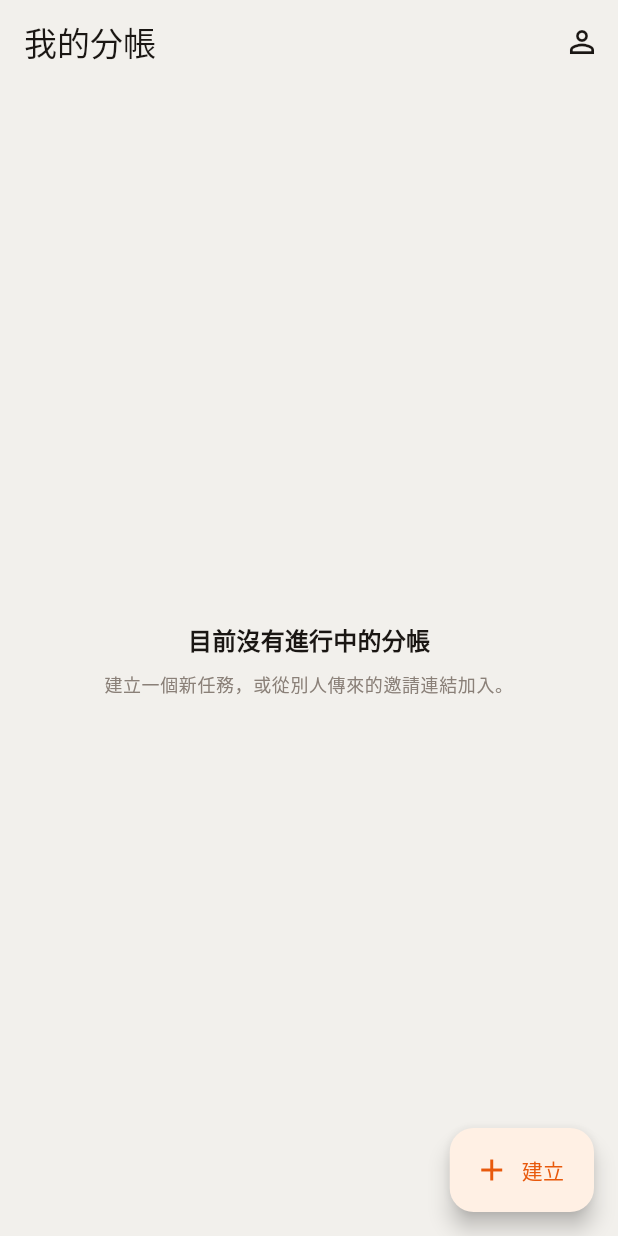
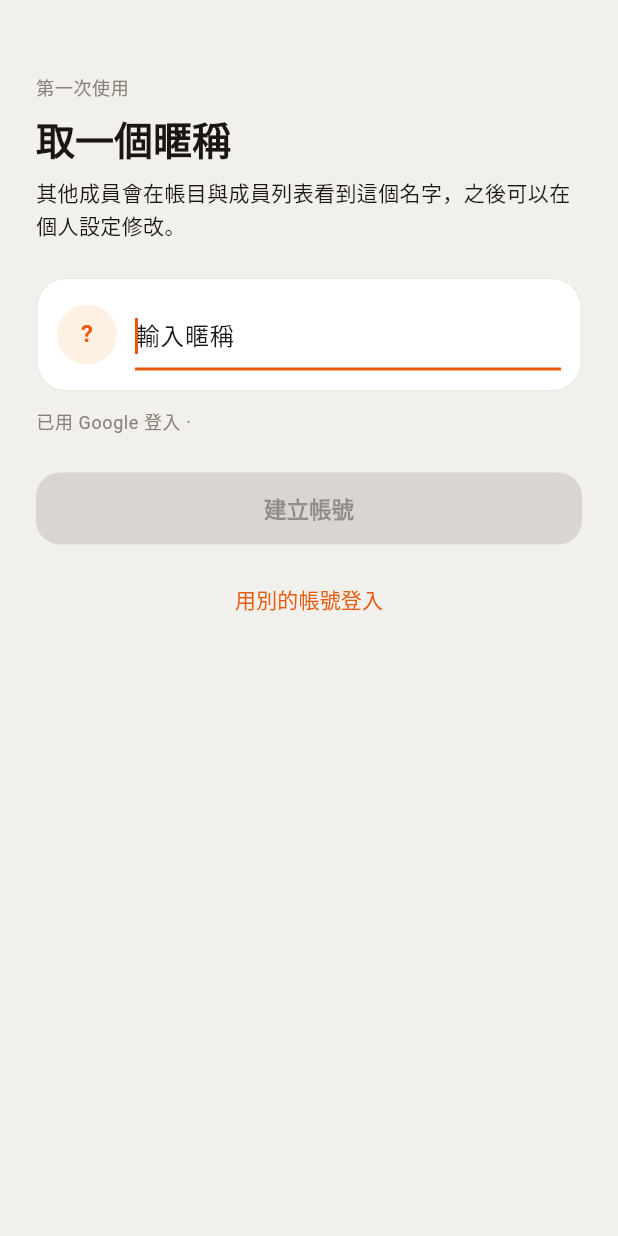
Before and after one commit to superdyco/SplitFlow, a Flutter app: the screen it shows once a user with an empty profile is signed in, on a phone screen of 412 x 824 dp. Run offline on Flutter 3.47's test engine with Material 3 defaults, Android fonts, the phone set to English and light mode, and no system bars; our stand-ins replace cloud_firestore, firebase_auth, firebase_core, firebase_storage, flutter_riverpod, geolocator and 4 more; accounts and stored records are empty.

Commit message:
Let a new account get past the front door, and let tasks be archived
Two gaps that only showed up when I compared the web's pages against ours
rather than going from memory.

createProfile had never been called from anywhere. Signing in creates the
Firebase account but not the users/{uid} document, so a genuinely new
person -- one who had never used the web app -- landed in a dead end:
creating a task failed with "找不到個人資料，請先設定暱稱", and the only
screen that sets a nickname needs that document to already exist. Neither of
us would have hit it; our profiles were written by the web years of commits
ago. The onboarding screen now sits between sign-in and the task list, and
_Root is the single place that decides which of the three screens you get.

Archiving was one-way. The list rendered an 已封存 section that nothing could
ever put a task into, and setTaskStatus sat unused in the repository. Owners
can now archive, unarchive and delete from the card.

The graduated friction on delete is worth keeping: an empty task deletes on a
plain confirm, but one with expenses makes you type its name. Deleting a trip
you created by mistake carries no risk and should not be punished; deleting
one with a hundred expenses is unrecoverable, and typing the name is itself
the act of checking which trip you are about to destroy. That rule is in
domain/task_actions.dart with tests, not buried in a widget.

Verified on the emulator: the delete dialog for a task with expenses kept its
button disabled until the name matched, and archive/unarchive round-tripped
the Egypt task back to where it started.

Co-Authored-By: Claude Opus 5 <noreply@anthropic.com>

```diff
--- a/flutter_app/lib/main.dart
+++ b/flutter_app/lib/main.dart
@@ -4,6 +4,7 @@ import 'package:flutter_riverpod/flutter_riverpod.dart';
 
 import 'firebase_options.dart';
 import 'state/providers.dart';
+import 'ui/onboarding_page.dart';
 import 'ui/sign_in_page.dart';
 import 'ui/task_list_page.dart';
 import 'ui/theme.dart';
@@ -43,7 +44,17 @@ class SplitFlowApp extends StatelessWidget {
   }
 }
 
-/// 登入狀態決定看到哪一頁。
+/// 該看哪一頁。**判斷只放在這裡一個地方。**
+///
+/// 三種狀態，順序有意義：
+///
+///   1. 沒登入 → 登入頁
+///   2. 登入了但還沒有暱稱 → 取暱稱（`users/{uid}` 是那一頁寫進去的）
+///   3. 都有了 → 任務列表
+///
+/// 第 2 種不能跳過。登入只建立 Firebase 帳號，沒有那份使用者文件的話，
+/// 建立任務會失敗、加入任務也沒有名字可顯示 —— 而唯一能設暱稱的個人設定頁
+/// 又要求先有那份文件，是個死結。
 ///
 /// 用 stream 而不是一次性讀取：Firebase 還原登入狀態是非同步的，開 App 當下
 /// `currentUser` 可能還是 null，等一下才變成使用者。只看第一眼的話，
@@ -56,11 +67,34 @@ class _Root extends ConsumerWidget {
     final auth = ref.watch(authStateProvider);
 
     return auth.when(
-      loading: () =>
-          const Scaffold(body: Center(child: CircularProgressIndicator())),
+      loading: () => const _Waiting(),
       error: (err, _) => _FatalPage(message: '登入狀態讀取失敗：$err'),
-      data: (user) => user == null ? const SignInPage() : const TaskListPage(),
+      data: (user) {
+        if (user == null) return const SignInPage();
+
+        final profile = ref.watch(userProfileProvider);
+        return profile.when(
+          // 讀資料的空檔不要先閃一下取暱稱頁 —— 那會讓每次開 App 都像
+          // 第一次使用。
+          loading: () => const _Waiting(),
+          // 讀不到就當作還沒設定：真的沒有的話這一頁正好；只是網路不好的話，
+          // 存的時候用的是 merge，不會洗掉既有資料。
+          error: (err, _) => OnboardingPage(user: user),
+          data: (value) => (value == null || value.nickname.trim().isEmpty)
+              ? OnboardingPage(user: user)
+              : const TaskListPage(),
+        );
+      },
     );
+  }
+}
+
+class _Waiting extends StatelessWidget {
+  const _Waiting();
+
+  @override
+  Widget build(BuildContext context) {
+    return const Scaffold(body: Center(child: CircularProgressIndicator()));
   }
 }
 
--- /dev/null
+++ b/flutter_app/lib/ui/onboarding_page.dart
@@ -0,0 +1,168 @@
+import 'package:firebase_auth/firebase_auth.dart';
+import 'package:flutter/material.dart';
+import 'package:flutter_riverpod/flutter_riverpod.dart';
+
+import '../domain/validation.dart' as validate;
+import '../state/providers.dart';
+import 'theme.dart';
+
+/// 第一次登入時取暱稱。`src/pages/OnboardingPage.vue` 的 Flutter 版。
+///
+/// **這一頁不是可有可無的裝飾，少了它新使用者會卡死。** 登入只建立 Firebase
+/// 的帳號，`users/{uid}` 那份文件是這裡才寫進去的；沒有它，建立任務會失敗、
+/// 加入任務也沒有名字可以顯示，而唯一能改暱稱的個人設定頁又要求先有那份文件。
+///
+/// 所以進入條件是「登入了、但還沒有暱稱」，而且**沒有跳過的選項** ——
+/// 跳過就回到那個死結。
+class OnboardingPage extends ConsumerStatefulWidget {
+  final User user;
+
+  const OnboardingPage({super.key, required this.user});
+
+  @override
+  ConsumerState<OnboardingPage> createState() => _OnboardingPageState();
+}
+
+class _OnboardingPageState extends ConsumerState<OnboardingPage> {
+  late final TextEditingController _nickname;
+
+  bool _touched = false;
+  bool _saving = false;
+  String? _error;
+
+  @override
+  void initState() {
+    super.initState();
+    // Google 帳號的顯示名稱當預設值：多數人就是用這個名字，
+    // 讓他直接按下一步比逼他從空白開始打好。
+    _nickname = TextEditingController(text: widget.user.displayName ?? '');
+  }
+
+  @override
+  void dispose() {
+    _nickname.dispose();
+    super.dispose();
+  }
+
+  String? get _nicknameError =>
+      validate.textFieldError(_nickname.text, '暱稱', max: 20, touched: _touched);
+
+  bool get _canSubmit =>
+      _nickname.text.trim().isNotEmpty && _nicknameError == null;
+
+  Future<void> _save() async {
+    setState(() => _touched = true);
+    if (!_canSubmit) return;
+
+    setState(() {
+      _saving = true;
+      _error = null;
+    });
+
+    try {
+      await ref.read(userRepositoryProvider).createProfile(
+            widget.user,
+            validate.required(_nickname.text, '暱稱'),
+          );
+      // 作廢之後 _Root 會重新讀到有暱稱的資料，自己換到任務列表。
+      // 這裡不做導頁 —— 判斷「該看哪一頁」的規則只放一個地方。
+      ref.invalidate(userProfileProvider);
+    } catch (err) {
+      if (mounted) {
+        setState(() {
+          _error = err.toString();
+          _saving = false;
+        });
+      }
+    }
+  }
+
+  @override
+  Widget build(BuildContext context) {
+    final text = Theme.of(context).textTheme;
+    final initial = _nickname.text.trim().isEmpty
+        ? '?'
+        : _nickname.text.trim().characters.first.toUpperCase();
+
+    return Scaffold(
+      body: SafeArea(
+        child: ListView(
+          padding: const EdgeInsets.fromLTRB(24, 48, 24, 32),
+          children: [
+            Text('第一次使用', style: text.bodySmall),
+            const SizedBox(height: 8),
+            Text('取一個暱稱', style: text.headlineSmall),
+            const SizedBox(height: 8),
+            Text(
+              '其他成員會在帳目與成員列表看到這個名字，之後可以在個人設定修改。',
+              style: text.bodyMedium,
+            ),
+            const SizedBox(height: 24),
+            Card(
+              child: Padding(
+                padding: const EdgeInsets.all(14),
+                child: Row(
+                  children: [
+                    CircleAvatar(
+                      backgroundColor: AppColors.primarySoft,
+                      child: Text(
+                        initial,
+                        style: const TextStyle(
+                          color: AppColors.primary,
+                          fontWeight: FontWeight.w700,
+                        ),
+                      ),
+                    ),
+                    const SizedBox(width: 12),
+                    Expanded(
+                      child: TextField(
+                        controller: _nickname,
+                        autofocus: true,
+                        maxLength: 20,
+                        decoration: const InputDecoration(
+                          hintText: '輸入暱稱',
+                          counterText: '',
+                        ),
+                        // 邊打邊更新那顆頭像的第一個字。
+                        onChanged: (_) => setState(() {}),
+                        onTapOutside: (_) => setState(() => _touched = true),
+                        onSubmitted: (_) => _save(),
+                      ),
+                    ),
+                  ],
+                ),
+              ),
+            ),
+            if (_nicknameError != null)
+              Padding(
+                padding: const EdgeInsets.only(top: 6),
+                child: Text(_nicknameError!,
+                    style: text.bodySmall?.copyWith(color: AppColors.danger)),
+              ),
+            const SizedBox(height: 10),
+            Text('已用 Google 登入 · ${widget.user.email ?? ''}',
+                style: text.bodySmall),
+            if (_error != null) ...[
+              const SizedBox(height: 16),
+              Text(_error!,
+                  style: text.bodyMedium?.copyWith(color: AppColors.danger)),
+            ],
+            const SizedBox(height: 24),
+            FilledButton(
+              onPressed: (_saving || !_canSubmit) ? null : _save,
+              child: Text(_saving ? '儲存中...' : '建立帳號'),
+            ),
+            const SizedBox(height: 12),
+            // 沒有「跳過」，但要有出路：登錯帳號的人不該被關在這一頁。
+            TextButton(
+              onPressed: _saving
+                  ? null
+                  : () => ref.read(authRepositoryProvider).signOut(),
+              child: const Text('用別的帳號登入'),
+            ),
+          ],
+        ),
+      ),
+    );
+  }
+}
--- a/flutter_app/lib/ui/task_list_page.dart
+++ b/flutter_app/lib/ui/task_list_page.dart
@@ -4,10 +4,13 @@ import 'package:flutter_riverpod/flutter_riverpod.dart';
 import '../domain/currency.dart';
 import '../domain/models.dart';
 import '../domain/my_cost.dart';
+import '../domain/offline_write.dart';
+import '../domain/task_actions.dart';
 import '../domain/task_status.dart';
 import '../state/providers.dart';
 import 'create_task_page.dart';
 import 'profile_page.dart';
+import 'confirm_dialog.dart';
 import 'task_card.dart';
 import 'task_page.dart';
 import 'theme.dart';
@@ -72,6 +75,53 @@ class _TaskListPageState extends ConsumerState<TaskListPage> {
     } finally {
       if (mounted) setState(() => _costsBusy = false);
     }
+  }
+
+  /// 封存／解除封存／刪除。
+  ///
+  /// 不做樂觀更新：失敗時要把卡片放回原狀，多一組狀態換一點點速度，
+  /// 而這個操作一輩子按不到幾次。網頁版的取捨一樣。
+  Future<void> _changeStatus(Task task, TaskStatus next) async {
+    final ok = await showConfirmDialog(context, taskActionPrompt(task, next));
+    if (!ok || !mounted) return;
+
+    try {
+      await settleWrite(
+        ref.read(taskRepositoryProvider).setTaskStatus(task.id, next.name),
+      );
+      if (!mounted) return;
+      ref.invalidate(tasksProvider);
+    } catch (err) {
+      if (!mounted) return;
+      ScaffoldMessenger.of(context).showSnackBar(
+        SnackBar(content: Text('沒有成功：$err')),
+      );
+    }
+  }
+
+  /// 這張卡要不要給那幾顆按鈕。
+  ///
+  /// 只有 owner 能封存與刪除 —— firestore.rules 也擋著，這裡收起來只是
+  /// 不要讓人按了才失敗。
+  TaskCard _card(Task task, String uid) {
+    final manageable = canChangeTaskStatus(task, uid);
+    return TaskCard(
+      task: task,
+      role: taskRole(
+        ownerId: task.ownerId,
+        adminIds: task.adminIds,
+        uid: uid,
+      ),
+      myCost: _costs?[task.id],
+      onTap: () => _openTask(task),
+      onArchive: manageable
+          ? () => _changeStatus(task, TaskStatus.archived)
+          : null,
+      onUnarchive:
+          manageable ? () => _changeStatus(task, TaskStatus.active) : null,
+      onDelete:
+          manageable ? () => _changeStatus(task, TaskStatus.deleted) : null,
+    );
   }
 
   @override
@@ -143,16 +193,7 @@ class _TaskListPageState extends ConsumerState<TaskListPage> {
                 ),
                 const SizedBox(height: 16),
                 for (final task in parts.active) ...[
-                  TaskCard(
-                    task: task,
-                    role: taskRole(
-                      ownerId: task.ownerId,
-                      adminIds: task.adminIds,
-                      uid: uid,
-                    ),
-                    myCost: _costs?[task.id],
-                    onTap: () => _openTask(task),
-                  ),
+                  _card(task, uid),
                   const SizedBox(height: 12),
                 ],
                 if (parts.archived.isNotEmpty) ...[
@@ -160,16 +201,7 @@ class _TaskListPageState extends ConsumerState<TaskListPage> {
                   Text('已封存', style: text.titleMedium),
                   const SizedBox(height: 12),
                   for (final task in parts.archived) ...[
-                    TaskCard(
-                      task: task,
-                      role: taskRole(
-                        ownerId: task.ownerId,
-                        adminIds: task.adminIds,
-                        uid: uid,
-                      ),
-                      myCost: _costs?[task.id],
-                      onTap: () => _openTask(task),
-                    ),
+                    _card(task, uid),
                     const SizedBox(height: 12),
                   ],
                 ],
```
Also changed, not shown: flutter_app/lib/domain/task_actions.dart (added, +69 -0 lines), flutter_app/lib/ui/confirm_dialog.dart (added, +91 -0 lines), flutter_app/lib/ui/task_card.dart (+39 -0 lines), 2 other files.
